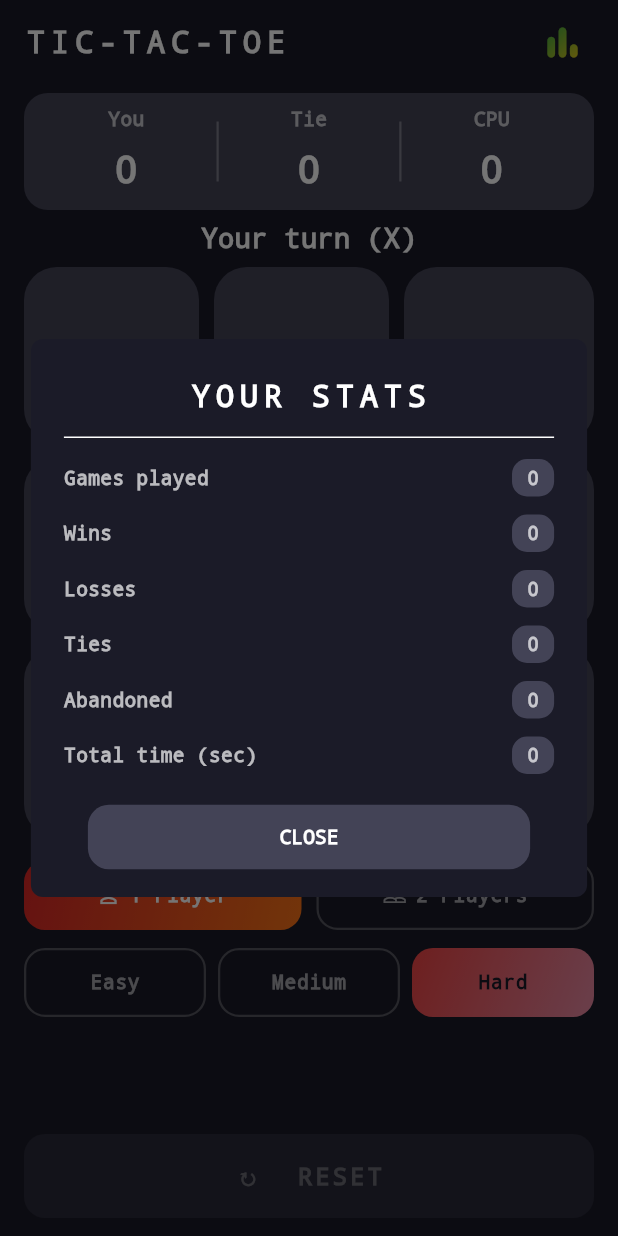
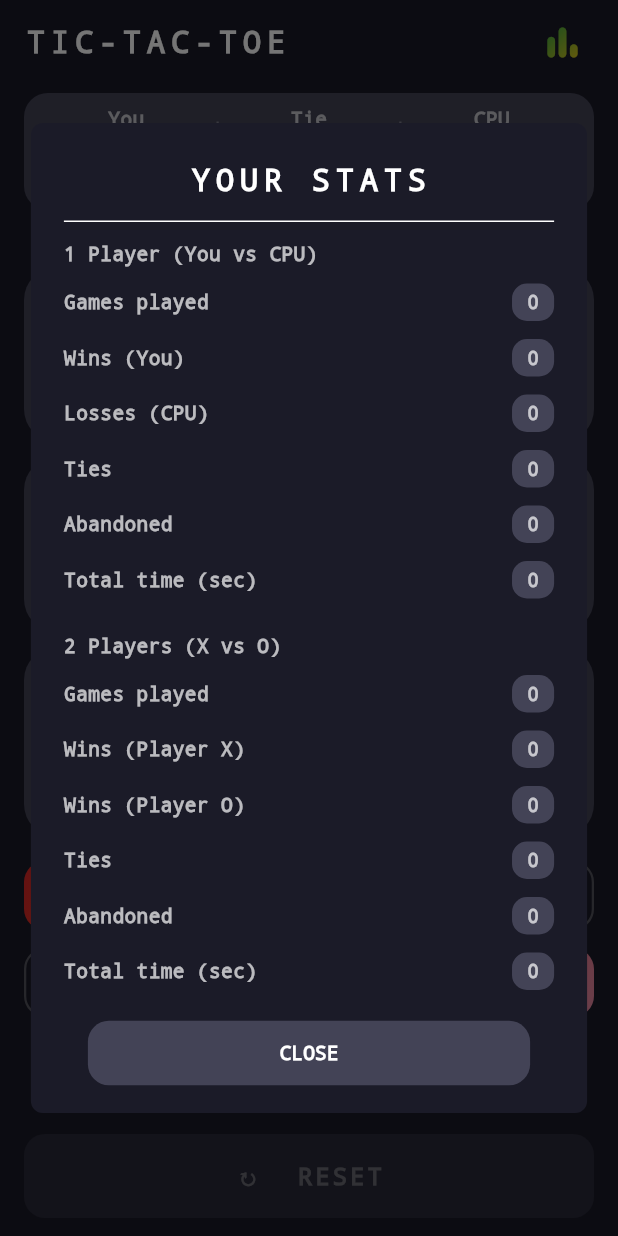
Before and after one commit to shakilab0/tictactoe, a Flutter app: the screen it shows after launch, after a tap on the "bar chart" icon, on a phone screen of 412 x 824 dp. Run offline on Flutter 3.47's test engine with Material 3 defaults, Android fonts, the phone set to English and light mode, and no system bars; our stand-ins replace fpdart, get, hive_ce, hive_ce_flutter, lottie; missing offline and left inert: posthog_flutter; accounts and stored records are empty.

Commit message:
game data modify

```diff
--- a/lib/feature/ticTacToe/data/dataSource/game_local_data_source.dart
+++ b/lib/feature/ticTacToe/data/dataSource/game_local_data_source.dart
@@ -1,10 +1,11 @@
 import 'package:hive_ce/hive.dart';
 import 'package:tictactoe/feature/ticTacToe/data/model/game_stats_model.dart';
+import 'package:tictactoe/feature/ticTacToe/domain/entity/game_enums.dart';
 
 
 abstract class GameLocalDataSource {
-  Future<GameStatsModel> getStats();
-  Future<void> saveStats(GameStatsModel stats);
+  Future<GameStatsModel> getStats(GameMode mode);
+  Future<void> saveStats(GameMode mode, GameStatsModel stats);
 }
 
 class GameLocalDataSourceImpl implements GameLocalDataSource {
@@ -13,12 +14,25 @@ class GameLocalDataSourceImpl implements GameLocalDataSource {
   GameLocalDataSourceImpl(this.statsBox);
 
   @override
-  Future<GameStatsModel> getStats() async {
-    return statsBox.get(GameStatsModel.recordKey) ?? GameStatsModel();
+  Future<GameStatsModel> getStats(GameMode mode) async {
+    final key = GameStatsModel.keyForMode(mode);
+    final stored = statsBox.get(key);
+    if (stored != null) return stored;
+
+    if (mode == GameMode.onePlayer) {
+      final legacy = statsBox.get(GameStatsModel.legacyRecordKey);
+      if (legacy != null) {
+        await statsBox.put(GameStatsModel.onePlayerKey, legacy);
+        await statsBox.delete(GameStatsModel.legacyRecordKey);
+        return legacy;
+      }
+    }
+
+    return GameStatsModel();
   }
 
   @override
-  Future<void> saveStats(GameStatsModel stats) async {
-    await statsBox.put(GameStatsModel.recordKey, stats);
+  Future<void> saveStats(GameMode mode, GameStatsModel stats) async {
+    await statsBox.put(GameStatsModel.keyForMode(mode), stats);
   }
 }
--- a/lib/feature/ticTacToe/data/model/game_stats_model.dart
+++ b/lib/feature/ticTacToe/data/model/game_stats_model.dart
@@ -1,4 +1,5 @@
 import 'package:hive_ce/hive.dart';
+import 'package:tictactoe/feature/ticTacToe/domain/entity/game_enums.dart';
 
 
 class GameStatsModel extends HiveObject {
@@ -19,7 +20,12 @@ class GameStatsModel extends HiveObject {
   });
 
   static const String boxName = 'game_stats';
-  static const String recordKey = 'main';
+  static const String legacyRecordKey = 'main';
+  static const String onePlayerKey = 'one_player';
+  static const String twoPlayerKey = 'two_player';
+
+  static String keyForMode(GameMode mode) =>
+      mode == GameMode.onePlayer ? onePlayerKey : twoPlayerKey;
 }
 
 class GameStatsAdapter extends TypeAdapter<GameStatsModel> {
--- a/lib/feature/ticTacToe/data/repoImplementation/tic_tac_toe_repository_implementation.dart
+++ b/lib/feature/ticTacToe/data/repoImplementation/tic_tac_toe_repository_implementation.dart
@@ -4,6 +4,7 @@ import 'package:fpdart/fpdart.dart';
 import 'package:tictactoe/core/failure/failure.dart';
 import 'package:tictactoe/feature/ticTacToe/data/dataSource/game_local_data_source.dart';
 import 'package:tictactoe/feature/ticTacToe/data/model/game_stats_model.dart';
+import 'package:tictactoe/feature/ticTacToe/domain/entity/game_enums.dart';
 import 'package:tictactoe/feature/ticTacToe/domain/repository/tic_tac_toe_repository.dart';
 
 class TicTacToeRepositoryImplementation implements TicTacToeRepository {
@@ -12,9 +13,9 @@ class TicTacToeRepositoryImplementation implements TicTacToeRepository {
   TicTacToeRepositoryImplementation({required this.localDataSource});
 
   @override
-  Future<Either<Failure, GameStatsModel>> getStats() async {
+  Future<Either<Failure, GameStatsModel>> getStats(GameMode mode) async {
     try {
-      final stats = await localDataSource.getStats();
+      final stats = await localDataSource.getStats(mode);
       return Right(stats);
     } catch (error, stackTrace) {
       log('getStats failed: $error\n$stackTrace');
@@ -26,9 +27,9 @@ class TicTacToeRepositoryImplementation implements TicTacToeRepository {
   }
 
   @override
-  Future<Either<Failure, bool>> saveStats(GameStatsModel stats) async {
+  Future<Either<Failure, bool>> saveStats(GameMode mode, GameStatsModel stats) async {
     try {
-      await localDataSource.saveStats(stats);
+      await localDataSource.saveStats(mode, stats);
       return Right(true);
     } catch (error, stackTrace) {
       log('saveStats failed: $error\n$stackTrace');
--- a/lib/feature/ticTacToe/domain/repository/tic_tac_toe_repository.dart
+++ b/lib/feature/ticTacToe/domain/repository/tic_tac_toe_repository.dart
@@ -1,9 +1,10 @@
 import 'package:fpdart/fpdart.dart';
 import 'package:tictactoe/core/failure/failure.dart';
 import 'package:tictactoe/feature/ticTacToe/data/model/game_stats_model.dart';
+import 'package:tictactoe/feature/ticTacToe/domain/entity/game_enums.dart';
 
 
 abstract class TicTacToeRepository {
-  Future<Either<Failure, GameStatsModel>> getStats();
-  Future<Either<Failure, bool>> saveStats(GameStatsModel stats);
+  Future<Either<Failure, GameStatsModel>> getStats(GameMode mode);
+  Future<Either<Failure, bool>> saveStats(GameMode mode, GameStatsModel stats);
 }
--- a/lib/feature/ticTacToe/presentation/tic_tac_toe_controller.dart
+++ b/lib/feature/ticTacToe/presentation/tic_tac_toe_controller.dart
@@ -30,13 +30,19 @@ class TicTacToeController extends GetxController with WidgetsBindingObserver {
   final Rx<GameMode> mode = GameMode.onePlayer.obs;
   final Rx<Difficulty> difficulty = Difficulty.hard.obs;
 
-  // ── Session scores ──────────────────────────────────────────────────
-  final RxInt xScore = 0.obs;
-  final RxInt oScore = 0.obs;
-  final RxInt tieScore = 0.obs;
+  // ── Session scores (one set per mode) ───────────────────────────────
+  final Map<GameMode, _ModeSessionScores> _sessionScores = {
+    GameMode.onePlayer: _ModeSessionScores(),
+    GameMode.twoPlayer: _ModeSessionScores(),
+  };
 
-  // ── Persisted lifetime stats (Hive) ─────────────────────────────────
-  final Rx<GameStatsModel> stats = GameStatsModel().obs;
+  RxInt get xScore => _sessionScores[mode.value]!.x;
+  RxInt get oScore => _sessionScores[mode.value]!.o;
+  RxInt get tieScore => _sessionScores[mode.value]!.tie;
+
+  // ── Persisted lifetime stats (Hive, one record per mode) ────────────
+  final Rx<GameStatsModel> onePlayerStats = GameStatsModel().obs;
+  final Rx<GameStatsModel> twoPlayerStats = GameStatsModel().obs;
 
   // ── Internals ───────────────────────────────────────────────────────
   static const String _you = 'X';
@@ -75,11 +81,16 @@ class TicTacToeController extends GetxController with WidgetsBindingObserver {
   }
 
   Future<void> _loadStats() async {
-    final result = await repository.getStats();
-    result.fold(
-          (failure) => stats.value = GameStatsModel(),
-          (data) => stats.value = data,
-    );
+    for (final gameMode in GameMode.values) {
+      final result = await repository.getStats(gameMode);
+      final target = gameMode == GameMode.onePlayer
+          ? onePlayerStats
+          : twoPlayerStats;
+      result.fold(
+        (failure) => target.value = GameStatsModel(),
+        (data) => target.value = data,
+      );
+    }
   }
 
   @override
@@ -89,7 +100,7 @@ class TicTacToeController extends GetxController with WidgetsBindingObserver {
       analytics.sessionEnded(durationSeconds: seconds);
       if (_gameInProgress && !gameOver.value) {
         analytics.gameAbandoned(movesPlayed: _moveCount);
-        _persistStats(abandoned: true);
+        _persistStats(gameMode: mode.value, abandoned: true);
         _gameInProgress = false;
       }
     } else if (state == AppLifecycleState.resumed) {
@@ -301,30 +312,35 @@ class TicTacToeController extends GetxController with WidgetsBindingObserver {
     );
 
     _persistStats(
-      win: onePlayer && winner == 'X',
-      loss: onePlayer && winner == 'O',
+      gameMode: mode.value,
+      win: winner == 'X',
+      loss: winner == 'O',
       tie: winner.isEmpty,
       durationSeconds: durationSeconds,
     );
   }
 
   Future<void> _persistStats({
+    required GameMode gameMode,
     bool win = false,
     bool loss = false,
     bool tie = false,
     bool abandoned = false,
     int durationSeconds = 0,
   }) async {
-    final s = stats.value;
+    final statsRx = gameMode == GameMode.onePlayer
+        ? onePlayerStats
+        : twoPlayerStats;
+    final s = statsRx.value;
     if (!abandoned) s.gamesPlayed += 1;
     if (win) s.wins += 1;
     if (loss) s.losses += 1;
     if (tie) s.ties += 1;
     if (abandoned) s.abandoned += 1;
     s.totalPlaySeconds += durationSeconds;
-    stats.value = s;
-    stats.refresh();
-    await repository.saveStats(s);
+    statsRx.value = s;
+    statsRx.refresh();
+    await repository.saveStats(gameMode, s);
   }
 
   // ── Settings changes ────────────────────────────────────────────────
@@ -381,3 +397,9 @@ class TicTacToeController extends GetxController with WidgetsBindingObserver {
     return null;
   }
 }
+
+class _ModeSessionScores {
+  final RxInt x = 0.obs;
+  final RxInt o = 0.obs;
+  final RxInt tie = 0.obs;
+}
--- a/lib/feature/ticTacToe/presentation/tic_tac_toe_page.dart
+++ b/lib/feature/ticTacToe/presentation/tic_tac_toe_page.dart
@@ -4,6 +4,7 @@ import 'package:lottie/lottie.dart';
 
 import 'package:tictactoe/config/app_colors.dart';
 import 'package:tictactoe/config/app_text_style.dart';
+import 'package:tictactoe/feature/ticTacToe/data/model/game_stats_model.dart';
 import 'package:tictactoe/feature/ticTacToe/domain/entity/game_enums.dart';
 import 'package:tictactoe/feature/ticTacToe/presentation/tic_tac_toe_controller.dart';
 
@@ -307,7 +308,6 @@ class TicTacToePage extends GetView<TicTacToeController> {
   }
 
   void _showStats(BuildContext context) {
-    final s = controller.stats.value;
     final width = MediaQuery.of(context).size.width;
 
     showDialog(
@@ -320,7 +320,7 @@ class TicTacToePage extends GetView<TicTacToeController> {
             width: width * 0.9,
             child: Padding(
               padding: const EdgeInsets.only(bottom: 16, left: 22, right: 22),
-              child: Column(
+              child: Obx(() => Column(
                 mainAxisSize: MainAxisSize.min,
                 children: [
                   Padding(
@@ -329,12 +329,19 @@ class TicTacToePage extends GetView<TicTacToeController> {
                   ),
                   const Divider(height: 1),
                   const SizedBox(height: 8),
-                  _statRow('Games played', s.gamesPlayed),
-                  _statRow('Wins', s.wins),
-                  _statRow('Losses', s.losses),
-                  _statRow('Ties', s.ties),
-                  _statRow('Abandoned', s.abandoned),
-                  _statRow('Total time (sec)', s.totalPlaySeconds),
+                  _statsSection(
+                    title: '1 Player (You vs CPU)',
+                    stats: controller.onePlayerStats.value,
+                    winLabel: 'Wins (You)',
+                    lossLabel: 'Losses (CPU)',
+                  ),
+                  const SizedBox(height: 12),
+                  _statsSection(
+                    title: '2 Players (X vs O)',
+                    stats: controller.twoPlayerStats.value,
+                    winLabel: 'Wins (Player X)',
+                    lossLabel: 'Wins (Player O)',
+                  ),
                   const SizedBox(height: 12),
                   Padding(
                     padding: const EdgeInsets.symmetric(horizontal: 16),
@@ -357,11 +364,34 @@ class TicTacToePage extends GetView<TicTacToeController> {
                     ),
                   ),
                 ],
-              ),
+              )),
             ),
           ),
         ),
       ),
+    );
+  }
+
+  Widget _statsSection({
+    required String title,
+    required GameStatsModel stats,
+    required String winLabel,
+    required String lossLabel,
+  }) {
+    return Column(
+      crossAxisAlignment: CrossAxisAlignment.stretch,
+      children: [
+        Padding(
+          padding: const EdgeInsets.symmetric(vertical: 4),
+          child: Text(title, style: textStyleLabel()),
+        ),
+        _statRow('Games played', stats.gamesPlayed),
+        _statRow(winLabel, stats.wins),
+        _statRow(lossLabel, stats.losses),
+        _statRow('Ties', stats.ties),
+        _statRow('Abandoned', stats.abandoned),
+        _statRow('Total time (sec)', stats.totalPlaySeconds),
+      ],
     );
   }
 
```
